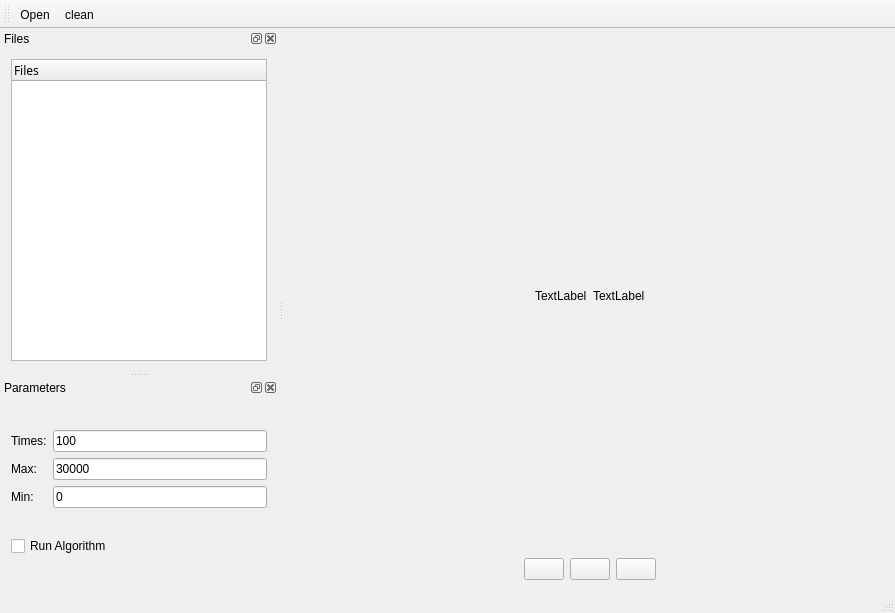
HadenSun/DepthImagePlayer, file DepthImagePlayer/depthimageplayer.ui: the form before one commit.
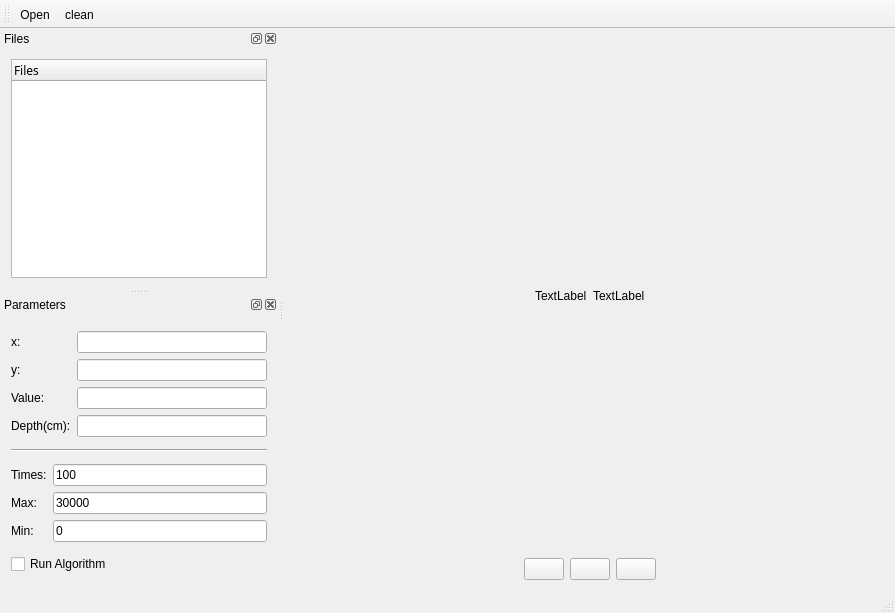
The form after the commit. Icons and pictures are not drawn.

What changed in the file:
```diff
--- a/DepthImagePlayer/depthimageplayer.ui
+++ b/DepthImagePlayer/depthimageplayer.ui
@@ -216,7 +216,7 @@
    <property name="minimumSize">
     <size>
      <width>200</width>
-     <height>136</height>
+     <height>251</height>
     </size>
    </property>
    <property name="windowTitle">
@@ -227,6 +227,79 @@
    </attribute>
    <widget class="QWidget" name="dockWidgetContents_2">
     <layout class="QVBoxLayout" name="verticalLayout_4">
+     <item>
+      <layout class="QGridLayout" name="gridLayout_2">
+       <property name="bottomMargin">
+        <number>0</number>
+       </property>
+       <item row="2" column="0">
+        <widget class="QLabel" name="label_6">
+         <property name="text">
+          <string>Value:</string>
+         </property>
+        </widget>
+       </item>
+       <item row="1" column="0">
+        <widget class="QLabel" name="label_5">
+         <property name="text">
+          <string>y:</string>
+         </property>
+        </widget>
+       </item>
+       <item row="2" column="1">
+        <widget class="QLineEdit" name="lineEditValue">
+         <property name="readOnly">
+          <bool>true</bool>
+         </property>
+        </widget>
+       </item>
+       <item row="0" column="0">
+        <widget class="QLabel" name="label_4">
+         <property name="text">
+          <string>x:</string>
+         </property>
+        </widget>
+       </item>
+       <item row="0" column="1">
+        <widget class="QLineEdit" name="lineEditX">
+         <property name="enabled">
+          <bool>true</bool>
+         </property>
+         <property name="readOnly">
+          <bool>true</bool>
+         </property>
+        </widget>
+       </item>
+       <item row="1" column="1">
+        <widget class="QLineEdit" name="lineEditY">
+         <property name="readOnly">
+          <bool>true</bool>
+         </property>
+        </widget>
+       </item>
+       <item row="3" column="0">
+        <widget class="QLabel" name="label_7">
+         <property name="text">
+          <string>Depth(cm):</string>
+         </property>
+        </widget>
+       </item>
+       <item row="3" column="1">
+        <widget class="QLineEdit" name="lineEditDepth">
+         <property name="readOnly">
+          <bool>true</bool>
+         </property>
+        </widget>
+       </item>
+      </layout>
+     </item>
+     <item>
+      <widget class="Line" name="line">
+       <property name="orientation">
+        <enum>Qt::Horizontal</enum>
+       </property>
+      </widget>
+     </item>
      <item>
       <layout class="QGridLayout" name="gridLayout">
        <item row="2" column="1">
```
Left out of the diff: 26 changed lines with no effect on the pictures.
